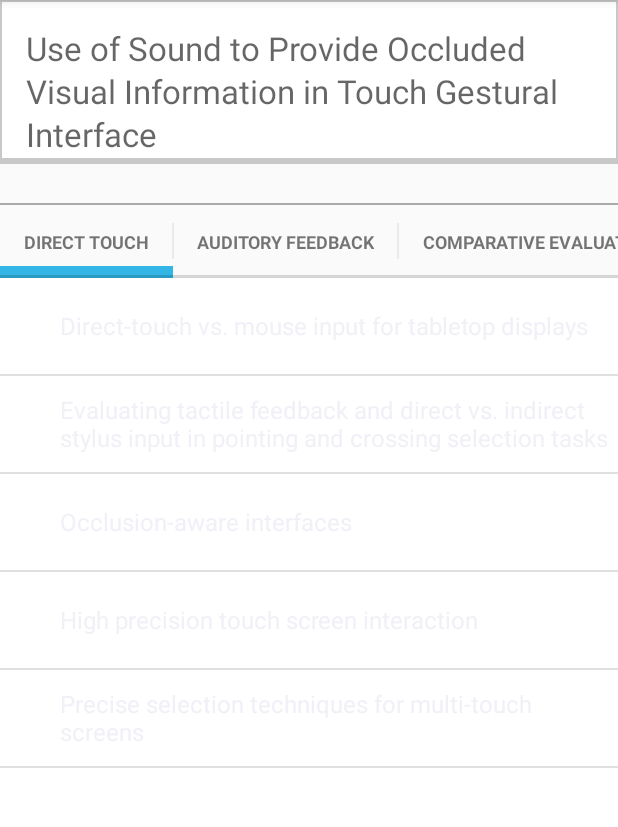
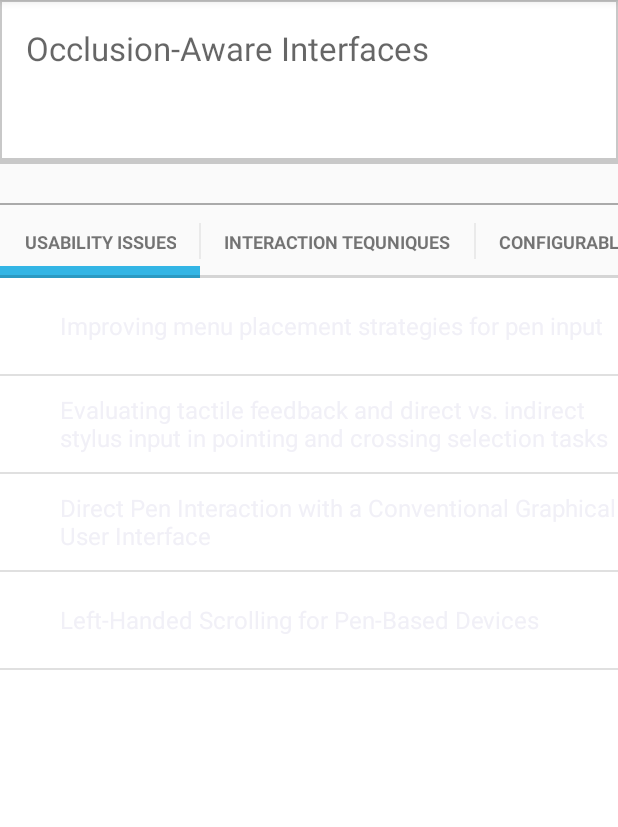
Before and after one commit to takarin0711/KanrenRonbun, an Android app: the screen it shows after launch (MainActivity), on a phone screen of 412 x 824 dp, the part 84-911 px from its top. Run offline under Robolectric (Android 15) with nearby library versions, the phone set to English and light mode, and no system bars.

Commit message:
紙芝居用

```diff
--- a/Application/src/main/java/com/example/android/slidingtabsbasic/SlidingTabsBasicFragment.java
+++ b/Application/src/main/java/com/example/android/slidingtabsbasic/SlidingTabsBasicFragment.java
@@ -127,11 +127,11 @@ public class SlidingTabsBasicFragment extends Fragment {
         @Override
         public CharSequence getPageTitle(int position) {
             if (position==0){
-                return "direct touch" ;
+                return "Usability issues" ;
             }else if(position==1){
-                return "auditory feedback";
+                return "Interaction Tequniques";
             }else if(position==2){
-                return "comparative evaluation";
+                return "Configurable Model";
             }else if(position==3){
                 return "the others";
             }
@@ -166,11 +166,10 @@ public class SlidingTabsBasicFragment extends Fragment {
                         "・Occlusion-aware interfaces\n\n" +
                         "・High precision touch screen interaction\n\n" +
                         "・Precise selection techniques for multi-touch screens");*/
-                String[] members = { "Direct-touch vs. mouse input for tabletop displays",
+                String[] members = { "Improving menu placement strategies for pen input",
                         "Evaluating tactile feedback and direct vs. indirect stylus input in pointing and crossing selection tasks",
-                        "Occlusion-aware interfaces",
-                        "High precision touch screen interaction",
-                        "Precise selection techniques for multi-touch screens" };
+                        "Direct Pen Interaction with a Conventional Graphical User Interface",
+                        "Left-Handed Scrolling for Pen-Based Devices"};
 
                 ArrayAdapter<String> adapter = new ArrayAdapter<String>(getActivity().getBaseContext(),
                         android.R.layout.simple_expandable_list_item_1, members);
--- a/Application/src/main/res/layout/activity_main.xml
+++ b/Application/src/main/res/layout/activity_main.xml
@@ -39,7 +39,7 @@
                   android:paddingRight="@dimen/horizontal_page_margin"
                   android:paddingTop="@dimen/vertical_page_margin"
                   android:paddingBottom="@dimen/vertical_page_margin"
-                  android:text="Use of Sound to Provide Occluded Visual Information in Touch Gestural Interface"
+                  android:text="Occlusion-Aware Interfaces"
                 android:textSize="22sp" />
         </ScrollView>
 
```
Also changed, not shown: 53 other files.
